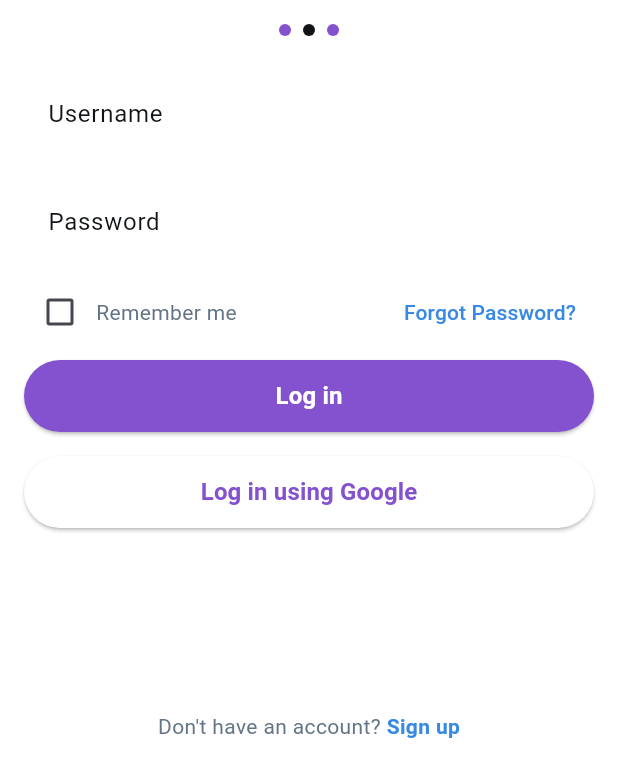
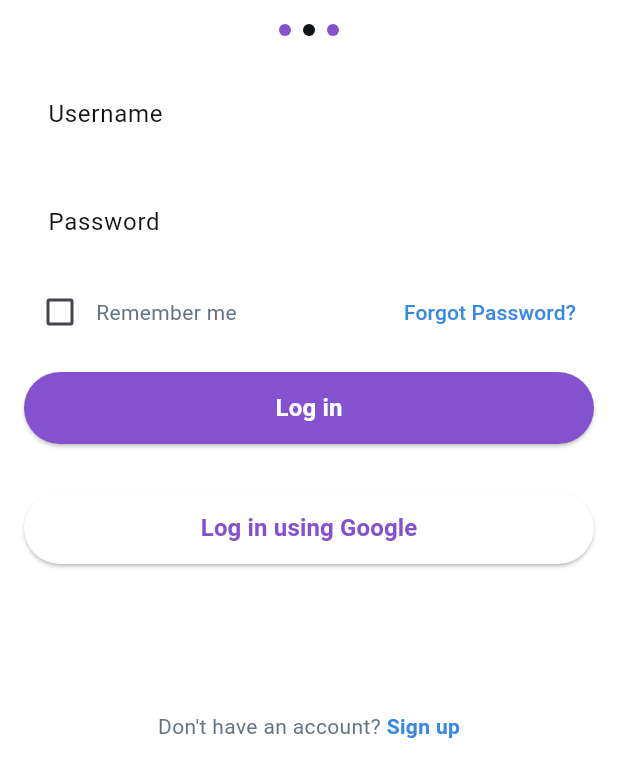
Before and after one commit to Amrr-Tarek/CheckMate, a Flutter app: the screen it shows after launch, after a tap on "Start now", on a phone screen of 412 x 824 dp, the part 471-1236 px from its top. Run offline on Flutter 3.47's test engine with Material 3 defaults, Android fonts, the phone set to English and light mode, and no system bars; network calls fail.

Commit message:
update calling AppColor

```diff
--- a/lib/const/colors.dart
+++ b/lib/const/colors.dart
@@ -1,9 +1,9 @@
 import 'package:flutter/material.dart';
 
 class AppColors {
-  final dynamic backgroundColor = const Color.fromARGB(255, 255, 255, 255);
-  final dynamic boxColor=  const Color.fromARGB(255, 132, 81, 207);
-  final dynamic textColor= const Color(0xFF111417);
-  final dynamic smallText = const Color(0xFF647487);
-  final dynamic hyperlink = const Color(0xFF3889E5);
+  static const Color backgroundColor = const Color.fromARGB(255, 255, 255, 255);
+  static const Color boxColor=  const Color.fromARGB(255, 132, 81, 207);
+  static const Color textColor=  Color(0xFF111417);
+  static const Color smallText =  Color(0xFF647487);
+  static const Color hyperlink =  Color(0xFF3889E5);
 }
--- a/lib/screen/calendar.dart
+++ b/lib/screen/calendar.dart
@@ -14,7 +14,7 @@ class _CalendarState extends State<Calendar> {
     return Scaffold(
         // Page Front End - Everything down here is unnecessary
         appBar: AppBar(
-          backgroundColor: AppColors().boxColor,
+          backgroundColor: AppColors.boxColor,
           title: const Text("CheckMate",
               style: TextStyle(
                   color: Colors.white,
--- a/lib/screen/goals.dart
+++ b/lib/screen/goals.dart
@@ -14,7 +14,7 @@ class _GoalsState extends State<Goals> {
     return Scaffold(
         // Page Front End - Everything down here is unnecessary
         appBar: AppBar(
-          backgroundColor: AppColors().boxColor,
+          backgroundColor: AppColors.boxColor,
           title: const Text("CheckMate",
               style: TextStyle(
                   color: Colors.white,
--- a/lib/screen/home.dart
+++ b/lib/screen/home.dart
@@ -24,7 +24,7 @@ class _HomePageState extends State<HomePage> {
     // Is ran everytime setState is called
     return Scaffold(
         appBar: AppBar(
-          backgroundColor: AppColors().boxColor,
+          backgroundColor: AppColors.boxColor,
           title: const Text("CheckMate",
               style: TextStyle(
                   color: Colors.white,
@@ -51,8 +51,9 @@ class _HomePageState extends State<HomePage> {
             ),
             const SizedBox(height: 20),
             Button(
-                text: "Calendar",
-                onPress: () {
+                label: "Calendar",
+                backgroundColor: AppColors.boxColor,
+                onPressed: () {
                   // Push Calendar Page to the Navigator
                   Navigator.push(
                       context,
@@ -61,24 +62,27 @@ class _HomePageState extends State<HomePage> {
                 }),
             const SizedBox(height: 20),
             Button(
-                text: "Routine",
-                onPress: () {
+                label: "Routine",
+                backgroundColor: AppColors.boxColor,
+                onPressed: () {
                   // Push Routine Page to the Navigator
                   Navigator.push(context,
                       MaterialPageRoute(builder: (context) => const Routine()));
                 }),
             const SizedBox(height: 20),
             Button(
-                text: "Goals",
-                onPress: () {
+                label: "Goals",
+                backgroundColor: AppColors.boxColor,
+                onPressed: () {
                   // Push Goals Page to the Navigator
                   Navigator.push(context,
                       MaterialPageRoute(builder: (context) => const Goals()));
                 }),
             const SizedBox(height: 20),
             Button(
-                text: "My Profile",
-                onPress: () {
+                label: "My Profile",
+                backgroundColor: AppColors.boxColor,
+                onPressed: () {
                   // Push My Profile to the Navigator
                   Navigator.push(
                       context,
@@ -87,8 +91,9 @@ class _HomePageState extends State<HomePage> {
                 }),
             const SizedBox(height: 20), // I don't like the look of this neither
             Button(
-                text: "Settings",
-                onPress: () {
+                label: "Settings",
+                backgroundColor: AppColors.boxColor,
+                onPressed: () {
                   // Push Settings Page to the Navigator
                   Navigator.push(
                       context,
--- a/lib/screen/loading_screen.dart
+++ b/lib/screen/loading_screen.dart
@@ -2,14 +2,14 @@ import 'package:flutter/material.dart';
 import 'package:checkmate/const/colors.dart';
 import 'package:checkmate/const/shapes.dart';
 import 'package:checkmate/screen/log_in.dart';
-
+import 'package:checkmate/const/buttons.dart';
 class LoadingScreen extends StatelessWidget {
   const LoadingScreen({super.key});
 
   @override
   Widget build(BuildContext context) {
     return Scaffold(
-      backgroundColor: AppColors().backgroundColor,
+      backgroundColor: AppColors.backgroundColor,
       body: SafeArea(
         child: Column(
           mainAxisAlignment: MainAxisAlignment.spaceBetween,
@@ -40,7 +40,7 @@ class LoadingScreen extends StatelessWidget {
                   "Check Mate",
                   textAlign: TextAlign.center,
                   style: TextStyle(
-                    color: AppColors().textColor,
+                    color: AppColors.textColor,
                     fontSize: 28,
                     fontWeight: FontWeight.bold,
                     height: 1.2,
@@ -50,11 +50,11 @@ class LoadingScreen extends StatelessWidget {
                 Row(
                   mainAxisAlignment: MainAxisAlignment.center,
                   children: [
-                    buildDot(AppColors().textColor),
+                    buildDot(AppColors.textColor),
                     const SizedBox(width: 8),
-                    buildDot(AppColors().boxColor),
+                    buildDot(AppColors.boxColor),
                     const SizedBox(width: 8),
-                    buildDot(AppColors().boxColor),
+                    buildDot(AppColors.boxColor),
                   ],
                 ),
               ],
@@ -65,15 +65,8 @@ class LoadingScreen extends StatelessWidget {
               children: [
                 Padding(
                   padding: const EdgeInsets.symmetric(horizontal: 16.0),
-                  child: ElevatedButton(
-                    style: ElevatedButton.styleFrom(
-                      backgroundColor: AppColors().boxColor,
-                      shape: RoundedRectangleBorder(
-                        borderRadius: BorderRadius.circular(16),
-                      ),
-                      minimumSize:
-                          const Size(double.infinity, 48), // Full width button
-                    ),
+                  child: Button(
+                    label: "Start now",
                     onPressed: () {
                       Navigator.push(
                         context,
@@ -81,14 +74,12 @@ class LoadingScreen extends StatelessWidget {
                             builder: (context) => const LoginScreen()),
                       );
                     },
-                    child: const Text(
-                      "Start now",
-                      style: TextStyle(
-                        color: Colors.black,
-                        fontSize: 18,
-                        fontWeight: FontWeight.bold,
-                      ),
-                    ),
+                    backgroundColor: AppColors.boxColor,
+                    textColor: Colors.black,
+                    fontSize: 18,
+                    fontWeight: FontWeight.bold,
+                    borderRadius: 16.0,
+                    height: 48.0,
                   ),
                 ),
                 const SizedBox(height: 16),
--- a/lib/screen/log_in.dart
+++ b/lib/screen/log_in.dart
@@ -1,7 +1,8 @@
 import 'package:flutter/material.dart';
 import 'package:checkmate/const/colors.dart';
+import 'package:checkmate/const/shapes.dart';
 import 'package:checkmate/screen/home.dart';
-
+import 'package:checkmate/const/buttons.dart';
 class LoginScreen extends StatefulWidget {
   const LoginScreen({super.key});
 
@@ -15,7 +16,7 @@ class _LoginScreenState extends State<LoginScreen> {
   @override
   Widget build(BuildContext context) {
     return Scaffold(
-      backgroundColor: AppColors().backgroundColor,
+      backgroundColor: AppColors.backgroundColor,
       body: SafeArea(
         child: Column(
           children: [
@@ -45,7 +46,7 @@ class _LoginScreenState extends State<LoginScreen> {
               "Check Mate",
               textAlign: TextAlign.center,
               style: TextStyle(
-                color: AppColors().textColor,
+                color: AppColors.textColor,
                 fontSize: 28,
                 fontWeight: FontWeight.bold,
                 height: 1.2,
@@ -57,11 +58,11 @@ class _LoginScreenState extends State<LoginScreen> {
             Row(
               mainAxisAlignment: MainAxisAlignment.center,
               children: [
-                buildDot(AppColors().boxColor),
+                buildDot(AppColors.boxColor),
                 const SizedBox(width: 8),
-                buildDot(AppColors().textColor),
+                buildDot(AppColors.textColor),
                 const SizedBox(width: 8),
-                buildDot(AppColors().boxColor),
+                buildDot(AppColors.boxColor),
               ],
             ),
             const SizedBox(height: 16),
@@ -77,16 +78,16 @@ class _LoginScreenState extends State<LoginScreen> {
                     child: TextFormField(
                       decoration: InputDecoration(
                         labelText: "Username",
-                        labelStyle: TextStyle(color: AppColors().textColor),
+                        labelStyle: TextStyle(color: AppColors.textColor),
                         filled: true,
-                        fillColor: AppColors().backgroundColor,
+                        fillColor: AppColors.backgroundColor,
                         border: OutlineInputBorder(
                           borderRadius: BorderRadius.circular(16.0),
                           borderSide: BorderSide.none,
                         ),
                         hintText: "Enter your username",
                         hintStyle: TextStyle(
-                            color: AppColors().textColor.withOpacity(0.5)),
+                            color: AppColors.textColor.withOpacity(0.5)),
                       ),
                     ),
                   ),
@@ -98,16 +99,16 @@ class _LoginScreenState extends State<LoginScreen> {
                       obscureText: true,
                       decoration: InputDecoration(
                         labelText: "Password",
-                        labelStyle: TextStyle(color: AppColors().textColor),
+                        labelStyle: TextStyle(color: AppColors.textColor),
                         filled: true,
-                        fillColor: AppColors().backgroundColor,
+                        fillColor: AppColors.backgroundColor,
                         border: OutlineInputBorder(
                           borderRadius: BorderRadius.circular(16.0),
                           borderSide: BorderSide.none,
                         ),
                         hintText: "Enter your password",
                         hintStyle: TextStyle(
-                            color: AppColors().textColor.withOpacity(0.5)),
+                            color: AppColors.textColor.withOpacity(0.5)),
                       ),
                     ),
                   ),
@@ -128,7 +129,7 @@ class _LoginScreenState extends State<LoginScreen> {
                           ),
                           Text(
                             "Remember me",
-                            style: TextStyle(color: AppColors().smallText),
+                            style: TextStyle(color: AppColors.smallText),
                           ),
                         ],
                       ),
@@ -138,7 +139,7 @@ class _LoginScreenState extends State<LoginScreen> {
                         },
                         child: Text(
                           "Forgot Password?",
-                          style: TextStyle(color: AppColors().hyperlink),
+                          style: TextStyle(color: AppColors.hyperlink),
                         ),
                       ),
                     ],
@@ -147,14 +148,8 @@ class _LoginScreenState extends State<LoginScreen> {
                   // Log In Button
                   Padding(
                     padding: const EdgeInsets.symmetric(vertical: 8.0),
-                    child: ElevatedButton(
-                      style: ElevatedButton.styleFrom(
-                        backgroundColor: AppColors().boxColor,
-                        shape: RoundedRectangleBorder(
-                          borderRadius: BorderRadius.circular(24.0),
-                        ),
-                        minimumSize: const Size(double.infinity, 48),
-                      ),
+                    child: Button(
+                      label: "Log in",
                       onPressed: () {
                         // ---------------> log in logic <------------------------
                         // Directs to home page without validations (for now)
@@ -170,39 +165,29 @@ class _LoginScreenState extends State<LoginScreen> {
                           ),
                         );
                       },
-                      child: Text(
-                        "Log in",
-                        style: TextStyle(
-                          color: AppColors().backgroundColor,
-                          fontSize: 16,
-                          fontWeight: FontWeight.bold,
-                        ),
-                      ),
+                      backgroundColor: AppColors.boxColor,
+                      textColor: AppColors.backgroundColor,
+                      fontSize: 16,
+                      fontWeight: FontWeight.bold,
+                      borderRadius: 24.0,
+                      height: 48.0,
                     ),
                   ),
 
                   // Login with Google
                   Padding(
                     padding: const EdgeInsets.symmetric(vertical: 8.0),
-                    child: ElevatedButton(
-                      style: ElevatedButton.styleFrom(
-                        backgroundColor: AppColors().backgroundColor,
-                        shape: RoundedRectangleBorder(
-                          borderRadius: BorderRadius.circular(24.0),
-                        ),
-                        minimumSize: const Size(double.infinity, 48),
-                      ),
+                    child: Button(
+                      label: "Log in using Google",
                       onPressed: () {
                         // ---------------> log in google logic <------------------------
                       },
-                      child: Text(
-                        "Log in using Google",
-                        style: TextStyle(
-                          color: AppColors().boxColor,
-                          fontSize: 16,
-                          fontWeight: FontWeight.bold,
-                        ),
-                      ),
+                      backgroundColor: AppColors.backgroundColor,
+                      textColor: AppColors.boxColor,
+                      fontSize: 16,
+                      fontWeight: FontWeight.bold,
+                      borderRadius: 24.0,
+                      height: 48.0,
                     ),
                   ),
                 ],
@@ -219,7 +204,7 @@ class _LoginScreenState extends State<LoginScreen> {
                   Text(
                     "Don't have an account? ",
                     style: TextStyle(
-                      color: AppColors().smallText,
+                      color: AppColors.smallText,
                       fontSize: 14,
                       fontWeight: FontWeight.normal,
                     ),
@@ -231,7 +216,7 @@ class _LoginScreenState extends State<LoginScreen> {
                     child: Text(
                       "Sign up",
                       style: TextStyle(
-                        color: AppColors().hyperlink,
+                        color: AppColors.hyperlink,
                         fontSize: 14,
                         fontWeight: FontWeight.bold,
                       ),
@@ -245,15 +230,4 @@ class _LoginScreenState extends State<LoginScreen> {
       ),
     );
   }
-
-  Widget buildDot(Color color) {
-    return Container(
-      height: 8,
-      width: 8,
-      decoration: BoxDecoration(
-        color: color,
-        shape: BoxShape.circle,
-      ),
-    );
-  }
 }
--- a/lib/screen/my_profile.dart
+++ b/lib/screen/my_profile.dart
@@ -14,7 +14,7 @@ class _MyProfileState extends State<MyProfile> {
     return Scaffold(
         // Page Front End - Everything down here is unnecessary
         appBar: AppBar(
-          backgroundColor: AppColors().boxColor,
+          backgroundColor: AppColors.boxColor,
           title: const Text("CheckMate",
               style: TextStyle(
                   color: Colors.white,
--- a/lib/screen/routine.dart
+++ b/lib/screen/routine.dart
@@ -14,7 +14,7 @@ class _RoutineState extends State<Routine> {
     return Scaffold(
         // Page Front End - Everything down here is unnecessary
         appBar: AppBar(
-          backgroundColor: AppColors().boxColor,
+          backgroundColor: AppColors.boxColor,
           title: const Text("CheckMate",
               style: TextStyle(
                   color: Colors.white,
--- a/lib/screen/settings.dart
+++ b/lib/screen/settings.dart
@@ -14,7 +14,7 @@ class _SettingsState extends State<Settings> {
     return Scaffold(
         // Page Front End - Everything down here is unnecessary
         appBar: AppBar(
-          backgroundColor: AppColors().boxColor,
+          backgroundColor: AppColors.boxColor,
           title: const Text("CheckMate",
               style: TextStyle(
                   color: Colors.white,
@@ -23,7 +23,7 @@ class _SettingsState extends State<Settings> {
           leading: IconButton(
             icon: const Icon(
               Icons.arrow_back,
-              color: Colors.white,
+              color: AppColors.backgroundColor,
             ),
             onPressed: () {
               Navigator.pop(context);
```
